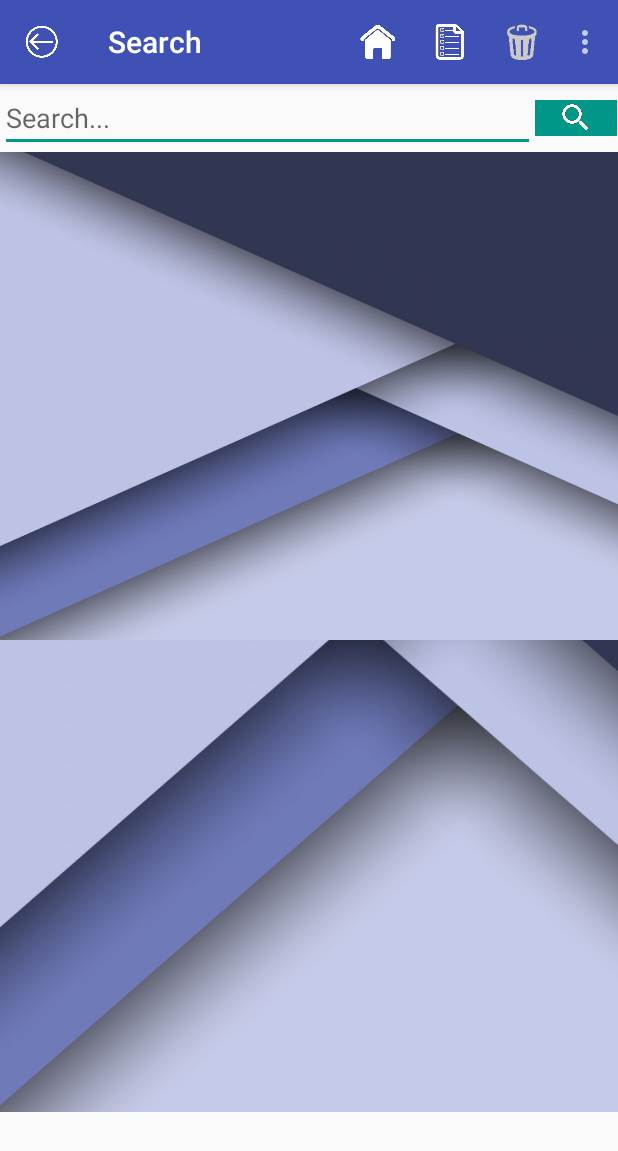
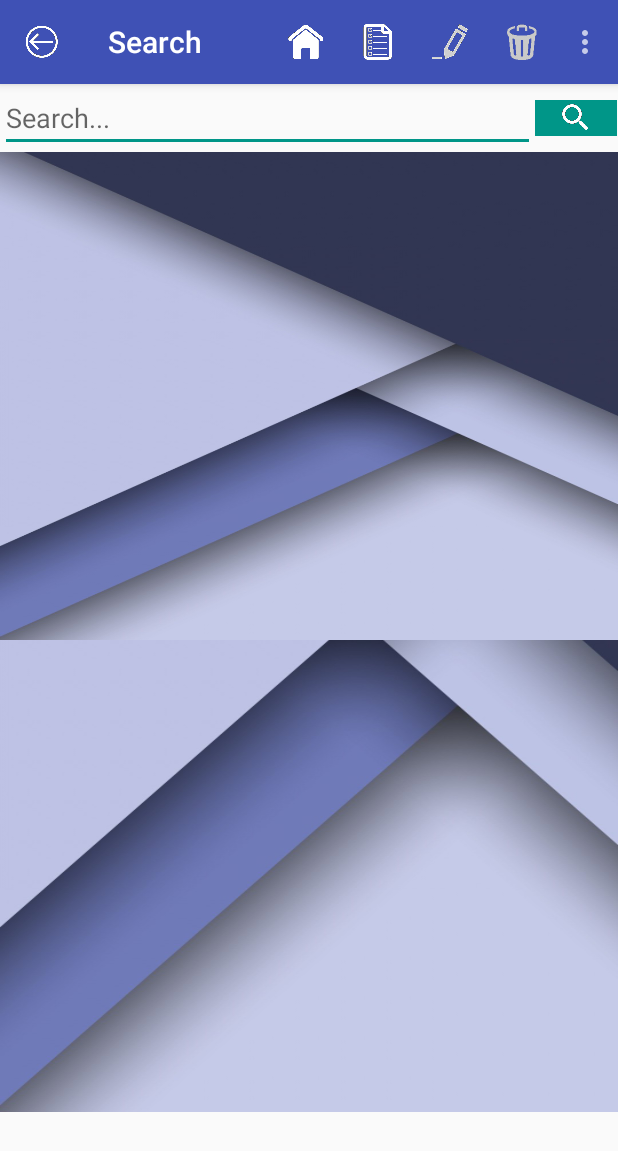
Before and after one commit to pcorletto/ShoppingApp, an Android app: the SearchBoxFragment screen opened directly, with no data from a screen before it, on a phone screen of 412 x 824 dp. Shown: the top 1151 px of the screen. Run offline under Robolectric (Android 15) with nearby library versions, the phone set to English and light mode, and no system bars; 3 statements that could not run were skipped.

Commit message:
64th commit: Finished working on EditActivity. It now works from SearchActivity and its fragments

```diff
--- a/app/src/main/java/com/example/android/shoppingapp3/ui/EditActivity.java
+++ b/app/src/main/java/com/example/android/shoppingapp3/ui/EditActivity.java
@@ -84,18 +84,21 @@ public class EditActivity extends ActionBarActivity {
         quantityEditText.setText(mQuantity+"");
 
         mPriority = mShoppingList.getShoppingItem(0).getPriority();
+
         float priority = (float) mPriority;
         ratingBar.setRating(priority);
 
         if(mShoppingList.getShoppingItem(0).isTaxable()){
 
             yesRadioButton.setChecked(true);
+            mTaxable = "true";
 
         }
 
         else{
 
             noRadioButton.setChecked(true);
+            mTaxable = "false";
 
         }
 
@@ -151,7 +154,8 @@ public class EditActivity extends ActionBarActivity {
 
                 Toast.makeText(getApplicationContext(), "Shopping Item Updated!!!", Toast.LENGTH_LONG).show();
 
-                finish();
+                Intent intent = new Intent(EditActivity.this, MainActivity.class);
+                startActivity(intent);
 
             }
         });
--- a/app/src/main/res/menu/search_fragment.xml
+++ b/app/src/main/res/menu/search_fragment.xml
@@ -13,14 +13,20 @@
           android:orderInCategory="200"
           app:showAsAction="always"/>
 
+    <item android:id="@+id/action_edit"
+          android:title="Edit"
+          android:icon="@drawable/ic_edit"
+          android:orderInCategory="300"
+          app:showAsAction="always"/>
+
     <item android:id="@+id/action_delete"
           android:title="Delete"
           android:icon="@drawable/ic_trash"
-          android:orderInCategory="300"
+          android:orderInCategory="400"
           app:showAsAction="always"/>
 
     <item android:id="@+id/action_settings"
           android:title="@string/action_settings"
-          android:orderInCategory="400"
+          android:orderInCategory="500"
           app:showAsAction="never"/>
 </menu>
```
Also changed, not shown: app/src/main/java/com/example/android/shoppingapp3/ui/SearchBoxFragment.java (+63 -2 lines).
